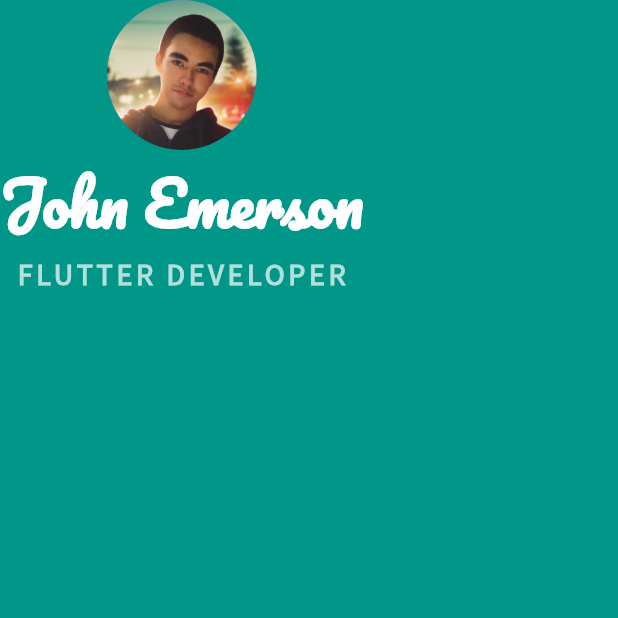
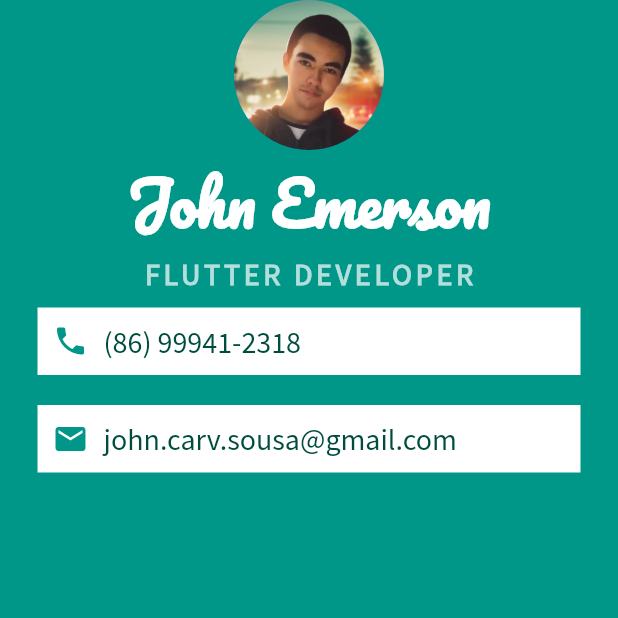
Before and after one commit to JohnEmerson1406/appbrewery_flutter_course, a Flutter app: the screen it shows after launch, on a phone screen of 412 x 824 dp, the top half of it. Run offline on Flutter 3.47's test engine with Material 2 defaults, Android fonts, the phone set to English and light mode, and no system bars.

Commit message:
feat: add material icons

```diff
--- a/mi_card/lib/main.dart
+++ b/mi_card/lib/main.dart
@@ -39,6 +39,54 @@
                   fontWeight: FontWeight.bold,
                 ),
               ),
+              Container(
+                color: Colors.white,
+                margin: EdgeInsets.symmetric(vertical: 10, horizontal: 25),
+                padding: EdgeInsets.all(10),
+                child: Row(
+                  children: <Widget>[
+                    Icon(
+                      Icons.phone,
+                      color: Colors.teal,
+                    ),
+                    SizedBox(
+                      width: 10,
+                    ),
+                    Text(
+                      '(86) 99941-2318',
+                      style: TextStyle(
+                        color: Colors.teal.shade900,
+                        fontFamily: 'Source Sans Pro',
+                        fontSize: 20,
+                      ),
+                    ),
+                  ],
+                ),
+              ),
+              Container(
+                color: Colors.white,
+                margin: EdgeInsets.symmetric(vertical: 10, horizontal: 25),
+                padding: EdgeInsets.all(10),
+                child: Row(
+                  children: <Widget>[
+                    Icon(
+                      Icons.email,
+                      color: Colors.teal,
+                    ),
+                    SizedBox(
+                      width: 10,
+                    ),
+                    Text(
+                      'john.carv.sousa@gmail.com',
+                      style: TextStyle(
+                        color: Colors.teal.shade900,
+                        fontFamily: 'Source Sans Pro',
+                        fontSize: 20,
+                      ),
+                    ),
+                  ],
+                ),
+              ),
             ],
           ),
         ),
```
